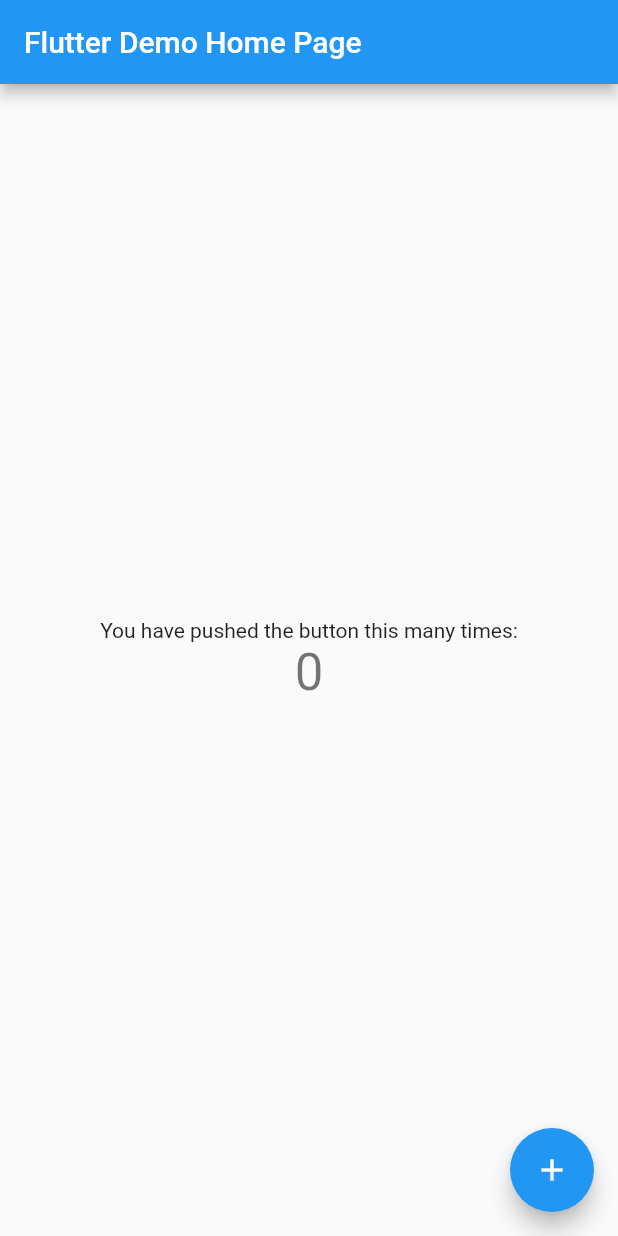
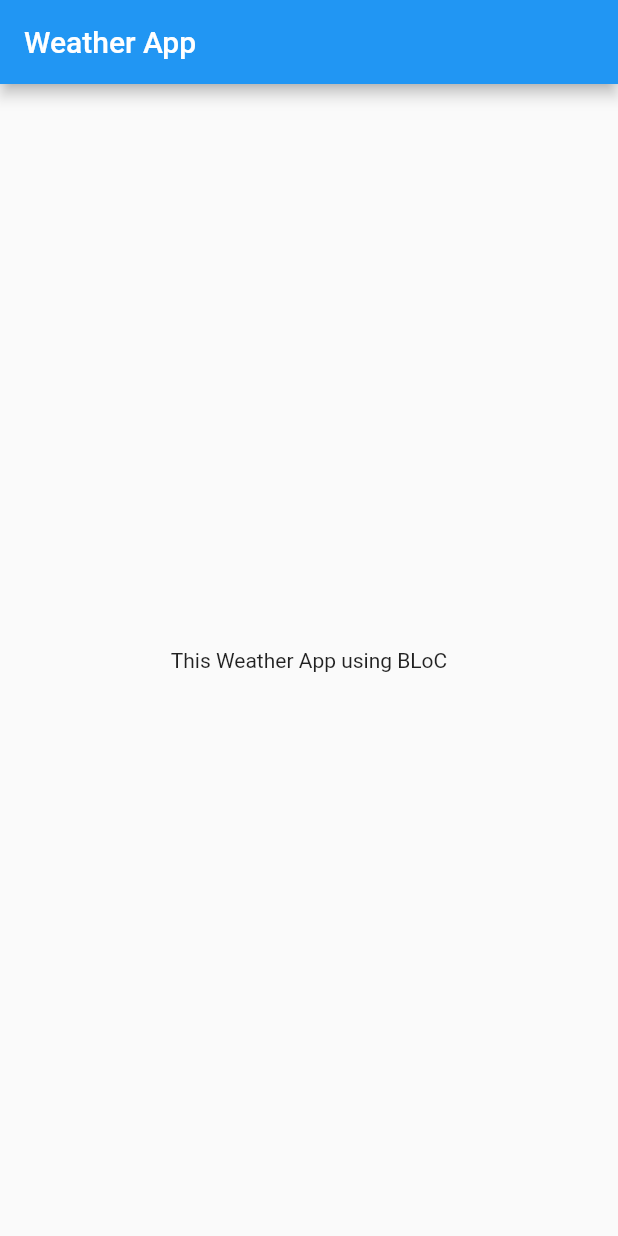
Before and after one commit to bhavikvashi1804/flutter_BLoC_Weather_App, a Flutter app: the screen it shows after launch, on a phone screen of 412 x 824 dp. Run offline on Flutter 3.47's test engine with Material 2 defaults, Android fonts, the phone set to English and light mode, and no system bars; missing offline and left inert: dart:html.

Commit message:
Code clean up

```diff
--- a/lib/main.dart
+++ b/lib/main.dart
@@ -1,3 +1,5 @@
+import 'dart:html';
+
 import 'package:flutter/material.dart';
 
 void main() {
@@ -5,113 +7,25 @@
 }
 
 class MyApp extends StatelessWidget {
-  // This widget is the root of your application.
+
   @override
   Widget build(BuildContext context) {
     return MaterialApp(
-      title: 'Flutter Demo',
-      theme: ThemeData(
-        // This is the theme of your application.
-        //
-        // Try running your application with "flutter run". You'll see the
-        // application has a blue toolbar. Then, without quitting the app, try
-        // changing the primarySwatch below to Colors.green and then invoke
-        // "hot reload" (press "r" in the console where you ran "flutter run",
-        // or simply save your changes to "hot reload" in a Flutter IDE).
-        // Notice that the counter didn't reset back to zero; the application
-        // is not restarted.
-        primarySwatch: Colors.blue,
-        // This makes the visual density adapt to the platform that you run
-        // the app on. For desktop platforms, the controls will be smaller and
-        // closer together (more dense) than on mobile platforms.
-        visualDensity: VisualDensity.adaptivePlatformDensity,
-      ),
-      home: MyHomePage(title: 'Flutter Demo Home Page'),
+      title: 'Weather App',
+      home: MyHomePage(),
     );
   }
 }
 
-class MyHomePage extends StatefulWidget {
-  MyHomePage({Key key, this.title}) : super(key: key);
-
-  // This widget is the home page of your application. It is stateful, meaning
-  // that it has a State object (defined below) that contains fields that affect
-  // how it looks.
-
-  // This class is the configuration for the state. It holds the values (in this
-  // case the title) provided by the parent (in this case the App widget) and
-  // used by the build method of the State. Fields in a Widget subclass are
-  // always marked "final".
-
-  final String title;
-
-  @override
-  _MyHomePageState createState() => _MyHomePageState();
-}
-
-class _MyHomePageState extends State<MyHomePage> {
-  int _counter = 0;
-
-  void _incrementCounter() {
-    setState(() {
-      // This call to setState tells the Flutter framework that something has
-      // changed in this State, which causes it to rerun the build method below
-      // so that the display can reflect the updated values. If we changed
-      // _counter without calling setState(), then the build method would not be
-      // called again, and so nothing would appear to happen.
-      _counter++;
-    });
-  }
+class MyHomePage extends StatelessWidget {
 
   @override
   Widget build(BuildContext context) {
-    // This method is rerun every time setState is called, for instance as done
-    // by the _incrementCounter method above.
-    //
-    // The Flutter framework has been optimized to make rerunning build methods
-    // fast, so that you can just rebuild anything that needs updating rather
-    // than having to individually change instances of widgets.
     return Scaffold(
       appBar: AppBar(
-        // Here we take the value from the MyHomePage object that was created by
-        // the App.build method, and use it to set our appbar title.
-        title: Text(widget.title),
+        title: Text('Weather App'),
       ),
-      body: Center(
-        // Center is a layout widget. It takes a single child and positions it
-        // in the middle of the parent.
-        child: Column(
-          // Column is also a layout widget. It takes a list of children and
-          // arranges them vertically. By default, it sizes itself to fit its
-          // children horizontally, and tries to be as tall as its parent.
-          //
-          // Invoke "debug painting" (press "p" in the console, choose the
-          // "Toggle Debug Paint" action from the Flutter Inspector in Android
-          // Studio, or the "Toggle Debug Paint" command in Visual Studio Code)
-          // to see the wireframe for each widget.
-          //
-          // Column has various properties to control how it sizes itself and
-          // how it positions its children. Here we use mainAxisAlignment to
-          // center the children vertically; the main axis here is the vertical
-          // axis because Columns are vertical (the cross axis would be
-          // horizontal).
-          mainAxisAlignment: MainAxisAlignment.center,
-          children: <Widget>[
-            Text(
-              'You have pushed the button this many times:',
-            ),
-            Text(
-              '$_counter',
-              style: Theme.of(context).textTheme.headline4,
-            ),
-          ],
-        ),
-      ),
-      floatingActionButton: FloatingActionButton(
-        onPressed: _incrementCounter,
-        tooltip: 'Increment',
-        child: Icon(Icons.add),
-      ), // This trailing comma makes auto-formatting nicer for build methods.
+      body: Center(child: Text('This Weather App using BLoC'),),
     );
   }
 }
```
Also changed, not shown: pubspec.yaml (+1 -58 lines).
